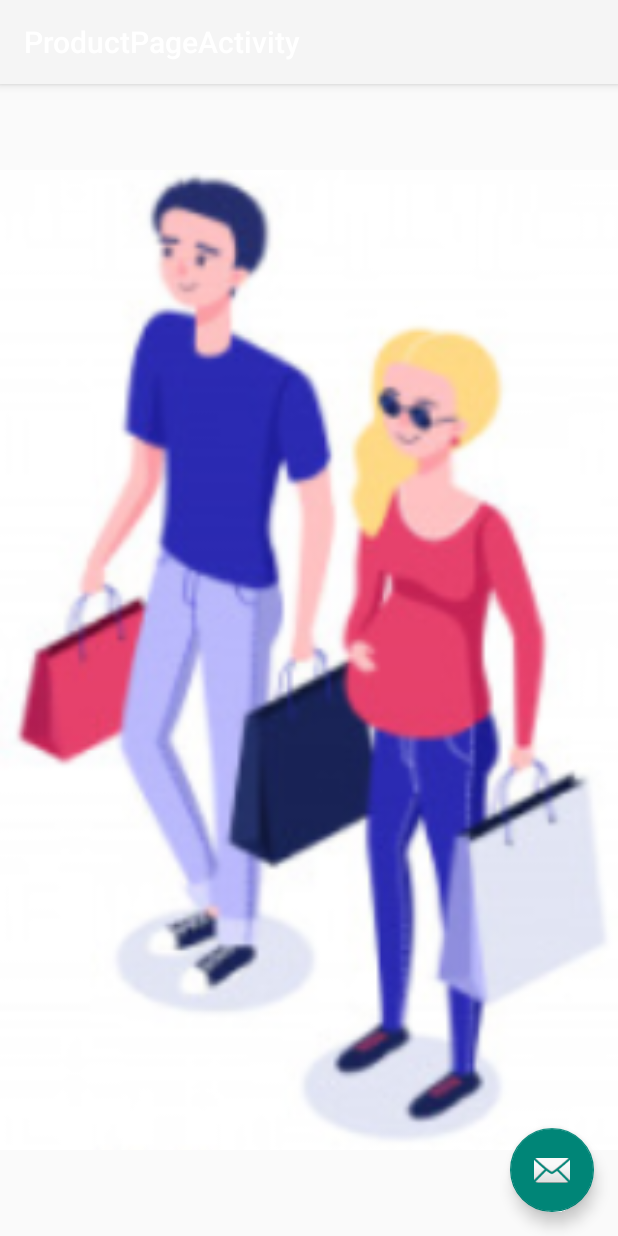
After one commit to kirstenhipolito/hanapp_hackathon, an Android app: the ProductPageActivity screen opened directly, with no data from a screen before it, on a phone screen of 412 x 824 dp. The commit adds this screen. Run offline under Robolectric (Android 15) with nearby library versions, the phone set to English and light mode, and no system bars; 1 statement that could not run was skipped.

Commit message:
grid view

```diff
--- /dev/null
+++ b/Hanapp/app/src/main/java/com/hanapp/ImageAdapter.java
@@ -0,0 +1,64 @@
+package com.hanapp;
+
+import android.content.Context;
+
+import android.view.View;
+import android.view.ViewGroup;
+
+import android.widget.BaseAdapter;
+import android.widget.GridView;
+import android.widget.ImageView;
+
+public class ImageAdapter extends BaseAdapter {
+    private Context mContext;
+
+    // Constructor
+    public ImageAdapter(Context c) {
+        mContext = c;
+    }
+
+    public int getCount() {
+        return mThumbIds.length;
+    }
+
+    public Object getItem(int position) {
+        return null;
+    }
+
+    public long getItemId(int position) {
+        return 0;
+    }
+
+    // create a new ImageView for each item referenced by the Adapter
+    public View getView(int position, View convertView, ViewGroup parent) {
+        ImageView imageView;
+
+        if (convertView == null) {
+            imageView = new ImageView(mContext);
+            imageView.setLayoutParams(new GridView.LayoutParams(85, 85));
+            imageView.setScaleType(ImageView.ScaleType.CENTER_CROP);
+            imageView.setPadding(8, 8, 8, 8);
+        }
+        else
+        {
+            imageView = (ImageView) convertView;
+        }
+        imageView.setImageResource(mThumbIds[position]);
+        return imageView;
+    }
+
+    // Keep all Images in array
+    public Integer[] mThumbIds = {
+            R.drawable.sample_4, R.drawable.camera,
+            R.drawable.sample_4, R.drawable.sample_4,
+            R.drawable.sample_4, R.drawable.camera,
+            R.drawable.camera, R.drawable.sample_4,
+            R.drawable.sample_4, R.drawable.camera,
+            R.drawable.sample_4, R.drawable.camera,
+            R.drawable.camera, R.drawable.sample_4,
+            R.drawable.sample_4, R.drawable.camera,
+            R.drawable.camera, R.drawable.sample_4,
+            R.drawable.sample_4, R.drawable.camera,
+            R.drawable.camera, R.drawable.sample_4
+    };
+}
--- /dev/null
+++ b/Hanapp/app/src/main/java/com/hanapp/ProductPageActivity.java
@@ -0,0 +1,37 @@
+package com.hanapp;
+
+import android.os.Bundle;
+
+import android.app.Activity;
+import android.content.Intent;
+import android.widget.ImageView;
+
+import com.google.android.material.floatingactionbutton.FloatingActionButton;
+import com.google.android.material.snackbar.Snackbar;
+
+import androidx.appcompat.app.AppCompatActivity;
+import androidx.appcompat.widget.Toolbar;
+
+import android.view.View;
+
+public class ProductPageActivity extends AppCompatActivity {
+
+    @Override
+    protected void onCreate(Bundle savedInstanceState) {
+        super.onCreate(savedInstanceState);
+        setContentView(R.layout.activity_product_page);
+        Toolbar toolbar = findViewById(R.id.toolbar);
+        setSupportActionBar(toolbar);
+
+        // Get intent data
+        Intent i = getIntent();
+
+        // Selected image id
+        int position = i.getExtras().getInt("id");
+        ImageAdapter imageAdapter = new ImageAdapter(this);
+
+        ImageView imageView = (ImageView) findViewById(R.id.product_image);
+        imageView.setImageResource(imageAdapter.mThumbIds[position]);
+    }
+
+}
--- /dev/null
+++ b/Hanapp/app/src/main/res/layout/activity_product_page.xml
@@ -0,0 +1,33 @@
+<?xml version="1.0" encoding="utf-8"?>
+<androidx.coordinatorlayout.widget.CoordinatorLayout xmlns:android="http://schemas.android.com/apk/res/android"
+    xmlns:app="http://schemas.android.com/apk/res-auto"
+    xmlns:tools="http://schemas.android.com/tools"
+    android:layout_width="match_parent"
+    android:layout_height="match_parent"
+    tools:context=".ProductPageActivity">
+
+    <com.google.android.material.appbar.AppBarLayout
+        android:layout_width="match_parent"
+        android:layout_height="wrap_content"
+        android:theme="@style/AppBarOverlay">
+
+        <androidx.appcompat.widget.Toolbar
+            android:id="@+id/toolbar"
+            android:layout_width="match_parent"
+            android:layout_height="?attr/actionBarSize"
+            android:background="?attr/colorPrimary"
+            app:popupTheme="@style/PopupOverlay" />
+
+    </com.google.android.material.appbar.AppBarLayout>
+
+    <include layout="@layout/content_product_page" />
+
+    <com.google.android.material.floatingactionbutton.FloatingActionButton
+        android:id="@+id/fab"
+        android:layout_width="wrap_content"
+        android:layout_height="wrap_content"
+        android:layout_gravity="bottom|end"
+        android:layout_margin="@dimen/fab_margin"
+        app:srcCompat="@android:drawable/ic_dialog_email" />
+
+</androidx.coordinatorlayout.widget.CoordinatorLayout>
--- /dev/null
+++ b/Hanapp/app/src/main/res/layout/content_product_page.xml
@@ -0,0 +1,24 @@
+<?xml version="1.0" encoding="utf-8"?>
+<androidx.constraintlayout.widget.ConstraintLayout xmlns:android="http://schemas.android.com/apk/res/android"
+    xmlns:app="http://schemas.android.com/apk/res-auto"
+    xmlns:tools="http://schemas.android.com/tools"
+    android:layout_width="match_parent"
+    android:layout_height="match_parent"
+    app:layout_behavior="@string/appbar_scrolling_view_behavior"
+    tools:context=".ProductPageActivity"
+    tools:showIn="@layout/activity_product_page">
+
+    <LinearLayout
+        xmlns:android="http://schemas.android.com/apk/res/android"
+        android:layout_width="match_parent"
+        android:layout_height="match_parent"
+        android:orientation="vertical" >
+
+        <ImageView android:id="@+id/product_image"
+            android:layout_width="fill_parent"
+            android:layout_height="fill_parent"/>
+
+    </LinearLayout>
+
+
+</androidx.constraintlayout.widget.ConstraintLayout>
--- a/Hanapp/app/src/main/res/values/strings.xml
+++ b/Hanapp/app/src/main/res/values/strings.xml
@@ -30,4 +30,5 @@
     <string name="nav_header_desc">Navigation header</string>
     <string name="navigation_drawer_open">Open navigation drawer</string>
     <string name="navigation_drawer_close">Close navigation drawer</string>
+    <string name="title_activity_product_page">ProductPageActivity</string>
 </resources>
--- a/Hanapp/app/src/main/res/values/styles.xml
+++ b/Hanapp/app/src/main/res/values/styles.xml
@@ -17,4 +17,13 @@
 
     <style name="AppTheme.PopupOverlay" parent="ThemeOverlay.AppCompat.Light" />
 
+    <style name="NoActionBar" parent="Theme.AppCompat.Light.NoActionBar">
+        <item name="windowActionBar">false</item>
+        <item name="windowNoTitle">true</item>
+    </style>
+
+    <style name="AppBarOverlay" parent="ThemeOverlay.AppCompat.Dark.ActionBar" />
+
+    <style name="PopupOverlay" parent="ThemeOverlay.AppCompat.Light" />
+
 </resources>
```
Also changed, not shown: Hanapp/app/src/main/AndroidManifest.xml (+10 -11 lines), Hanapp/app/src/main/java/com/hanapp/HomeActivity.java (+27 -0 lines), Hanapp/app/src/main/res/layout/activity_home.xml (+11 -24 lines).
